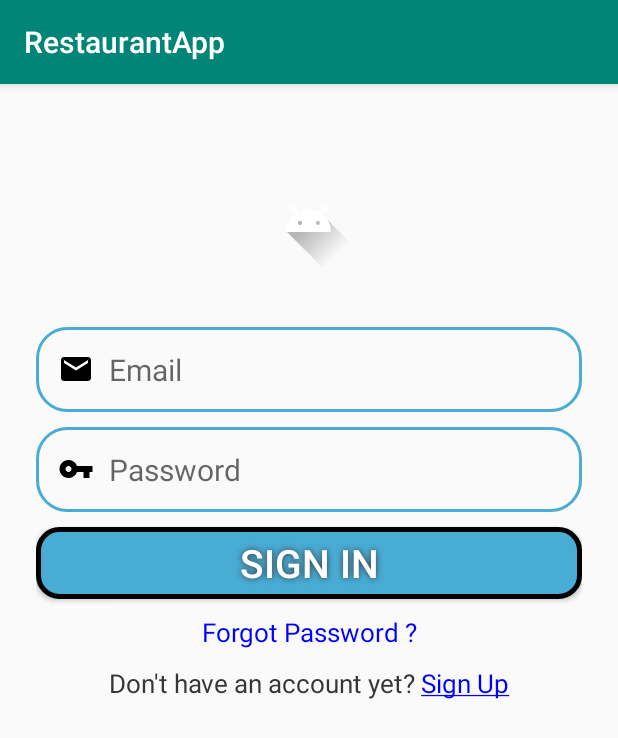
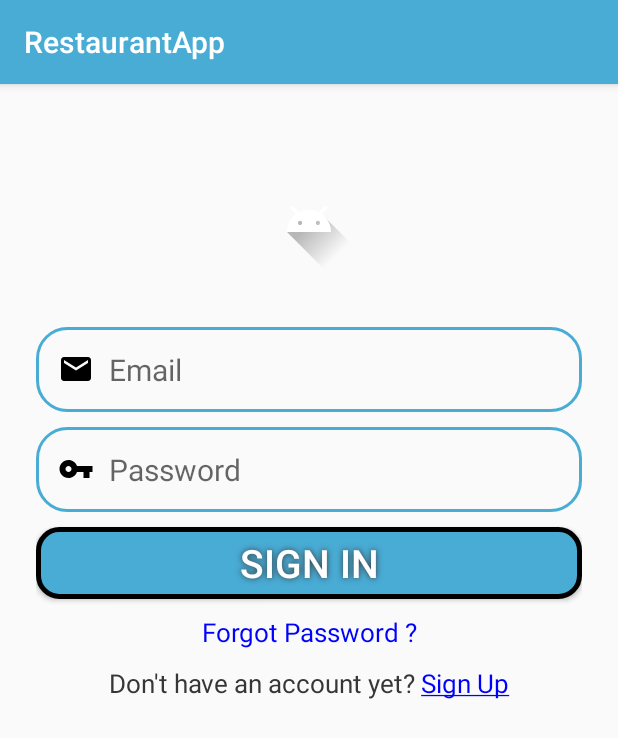
Before and after one commit to Akerdany/ReastaurantApp, an Android app: the screen it shows after launch (MainActivity), on a phone screen of 412 x 824 dp. Shown: the top 738 px of the screen. Run offline under Robolectric (Android 15) with nearby library versions, the phone set to English and light mode, and no system bars; our stand-ins replace Firebase (no records; nobody signed in at launch, a user with empty details on screens opened directly).

Commit message:
Some Layouts done.

```diff
--- a/app/src/main/res/values/colors.xml
+++ b/app/src/main/res/values/colors.xml
@@ -1,7 +1,7 @@
 <?xml version="1.0" encoding="utf-8"?>
 <resources>
-    <color name="colorPrimary">#008577</color>
-    <color name="colorPrimaryDark">#00574B</color>
+    <color name="colorPrimary">#49ACD5</color>
+    <color name="colorPrimaryDark">#2F6C86</color>
     <color name="colorAccent">#49ACD5</color>
     <color name="blueLight">#49ACD5</color>
     <color name="transparent_background">#80FFFFFF</color>
--- a/app/src/main/res/values/styles.xml
+++ b/app/src/main/res/values/styles.xml
@@ -3,7 +3,7 @@
     <!-- Base application theme. -->
     <style name="AppTheme" parent="Theme.AppCompat.Light.DarkActionBar">
         <!-- Customize your theme here. -->
-        <item name="colorPrimary">@color/colorPrimary</item>
+        <item name="colorPrimary">@color/blueLight</item>
         <item name="colorPrimaryDark">@color/colorPrimaryDark</item>
         <item name="colorAccent">@color/colorAccent</item>
     </style>
```
